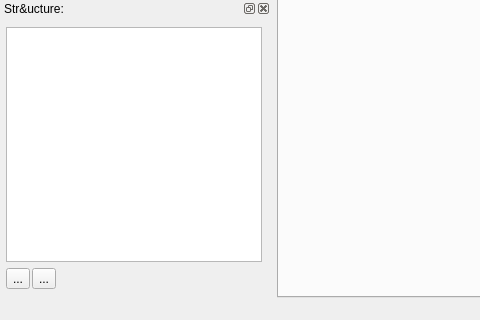
The window that bin/view/mainwindow.ui (dyle/rpgmapper) describes before a commit, drawn with Qt 5; both pictures show x 0 to 480 and y 374 to 694 of the 876 by 694 pixel window.
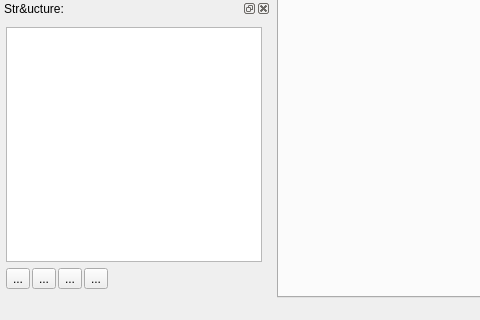
The same window after the commit. Icons and pictures are not drawn. Custom widgets are drawn as their Qt base class.

Patch:
```diff
--- a/bin/view/mainwindow.ui
+++ b/bin/view/mainwindow.ui
@@ -317,6 +317,40 @@
           </property>
          </widget>
         </item>
+        <item>
+         <widget class="QToolButton" name="tbAtlasTreeNewMap">
+          <property name="maximumSize">
+           <size>
+            <width>24</width>
+            <height>24</height>
+           </size>
+          </property>
+          <property name="text">
+           <string>...</string>
+          </property>
+          <property name="icon">
+           <iconset resource="rpgmapper.qrc">
+            <normaloff>:/icons/gfx/map-new.png</normaloff>:/icons/gfx/map-new.png</iconset>
+          </property>
+         </widget>
+        </item>
+        <item>
+         <widget class="QToolButton" name="tbAtlasTreeDeleteMap">
+          <property name="maximumSize">
+           <size>
+            <width>24</width>
+            <height>24</height>
+           </size>
+          </property>
+          <property name="text">
+           <string>...</string>
+          </property>
+          <property name="icon">
+           <iconset resource="rpgmapper.qrc">
+            <normaloff>:/icons/gfx/map-delete.png</normaloff>:/icons/gfx/map-delete.png</iconset>
+          </property>
+         </widget>
+        </item>
         <item>
          <spacer name="spAtlasTreeButtonsStretch">
           <property name="orientation">
```
